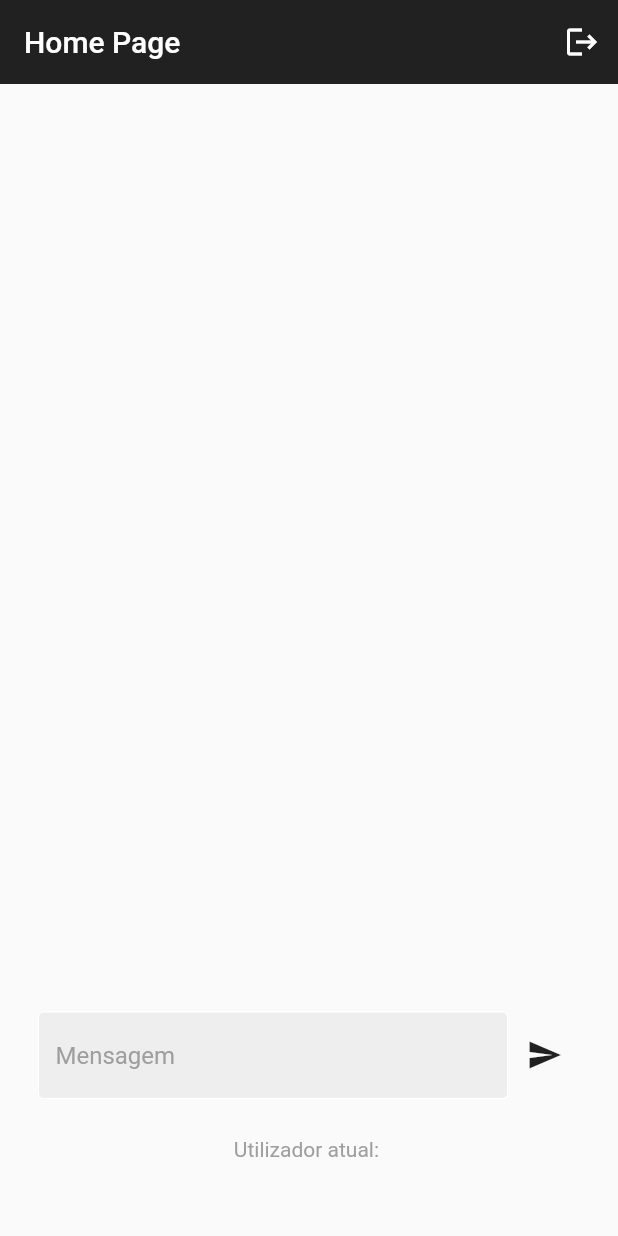
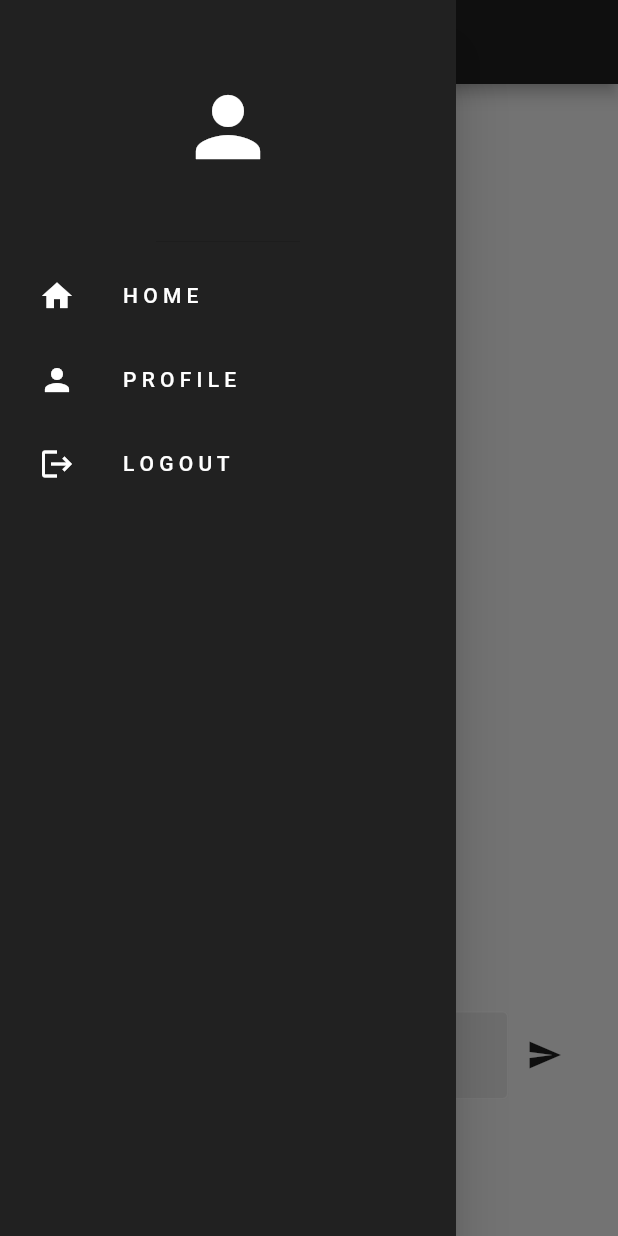
Before and after one commit to anotherlusitano/pomachat, a Flutter app: the screen it shows once a user with an empty profile is signed in, with the side drawer open (before the commit the screen has no drawer), on a phone screen of 412 x 824 dp. Run offline on Flutter 3.47's test engine with Material 2 defaults, Android fonts, the phone set to English and light mode, and no system bars; our stand-ins replace cloud_firestore, firebase_auth, firebase_core; accounts and stored records are empty; generated files the repository leaves out were written again.

Commit message:
Add Drawer to Home Page

```diff
--- a/lib/app.dart
+++ b/lib/app.dart
@@ -1,6 +1,5 @@
 import 'package:flutter/material.dart';
 import 'package:my_pap/auth/auth.dart';
-import 'package:my_pap/auth/login_or_sign_up.dart';
 
 class App extends StatelessWidget {
   const App({super.key});
--- /dev/null
+++ b/lib/components/main_drawer.dart
@@ -0,0 +1,45 @@
+import 'package:flutter/material.dart';
+import 'package:my_pap/components/navlist.dart';
+
+class MainDrawer extends StatelessWidget {
+  final void Function() onProfileTap;
+  final void Function() onLogoutTap;
+  const MainDrawer({
+    super.key,
+    required this.onProfileTap,
+    required this.onLogoutTap,
+  });
+
+  @override
+  Widget build(BuildContext context) {
+    return Drawer(
+      backgroundColor: Colors.grey[900],
+      child: Column(
+        children: [
+          const DrawerHeader(
+            child: Icon(
+              Icons.person,
+              color: Colors.white,
+              size: 64,
+            ),
+          ),
+          NavList(
+            icon: Icons.home,
+            text: 'H O M E',
+            onTap: () => Navigator.pop(context),
+          ),
+          NavList(
+            icon: Icons.person,
+            text: 'P R O F I L E',
+            onTap: onProfileTap,
+          ),
+          NavList(
+            icon: Icons.logout,
+            text: 'L O G O U T',
+            onTap: onLogoutTap,
+          ),
+        ],
+      ),
+    );
+  }
+}
--- /dev/null
+++ b/lib/components/navlist.dart
@@ -0,0 +1,31 @@
+import 'package:flutter/material.dart';
+
+class NavList extends StatelessWidget {
+  final IconData icon;
+  final String text;
+  final void Function()? onTap;
+  const NavList({
+    super.key,
+    required this.icon,
+    required this.text,
+    required this.onTap,
+  });
+
+  @override
+  Widget build(BuildContext context) {
+    return Padding(
+      padding: const EdgeInsets.only(left: 10),
+      child: ListTile(
+        leading: Icon(
+          icon,
+          color: Colors.white,
+        ),
+        onTap: onTap,
+        title: Text(
+          text,
+          style: const TextStyle(color: Colors.white),
+        ),
+      ),
+    );
+  }
+}
--- a/lib/pages/home_page.dart
+++ b/lib/pages/home_page.dart
@@ -1,8 +1,10 @@
 import 'package:firebase_auth/firebase_auth.dart';
 import 'package:cloud_firestore/cloud_firestore.dart';
 import 'package:flutter/material.dart';
+import 'package:my_pap/components/main_drawer.dart';
 import 'package:my_pap/components/message_post.dart';
 import 'package:my_pap/components/validated_text_field.dart';
+import 'package:my_pap/pages/profile_page.dart';
 
 class HomePage extends StatefulWidget {
   const HomePage({super.key});
@@ -35,20 +37,25 @@ class _HomePageState extends State<HomePage> {
     });
   }
 
+  void goToProfilePage() {
+    Navigator.pop(context);
+
+    Navigator.push(
+      context,
+      MaterialPageRoute(builder: (context) => const ProfilePage()),
+    );
+  }
+
   @override
   Widget build(BuildContext context) {
     return Scaffold(
       appBar: AppBar(
         title: const Text('Home Page'),
         backgroundColor: Colors.grey[900],
-        elevation: 0,
-        actions: [
-          //sign out button
-          IconButton(
-            onPressed: signOut,
-            icon: const Icon(Icons.logout),
-          ),
-        ],
+      ),
+      drawer: MainDrawer(
+        onProfileTap: goToProfilePage,
+        onLogoutTap: signOut,
       ),
       body: Center(
         child: Column(
--- /dev/null
+++ b/lib/pages/profile_page.dart
@@ -0,0 +1,14 @@
+import 'package:flutter/material.dart';
+
+class ProfilePage extends StatelessWidget {
+  const ProfilePage({super.key});
+
+  @override
+  Widget build(BuildContext context) {
+    return Scaffold(
+      appBar: AppBar(
+        title: const Text('Perfil'),
+      ),
+    );
+  }
+}
```
